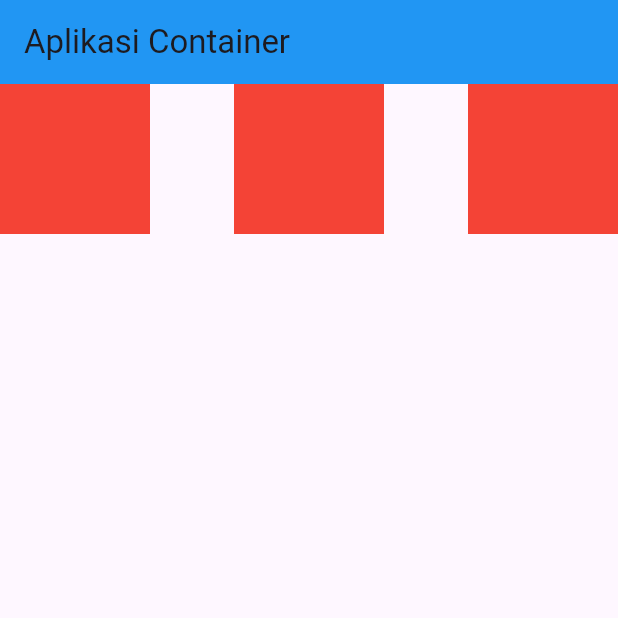
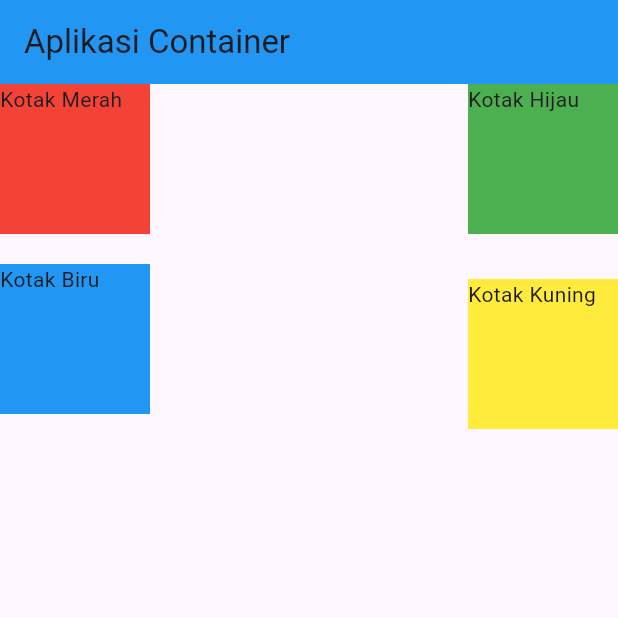
Before and after one commit to zumaku/flutter_journery, a Flutter app: the screen it shows after launch, on a phone screen of 412 x 824 dp, the top half of it. Run offline on Flutter 3.47's test engine with Material 3 defaults, Android fonts, the light colour scheme and no system bars.

Commit message:
Kasi bebas asistensi

```diff
--- a/lib/main.dart
+++ b/lib/main.dart
@@ -16,58 +16,47 @@ class MyApp extends StatelessWidget {
           backgroundColor: Colors.blue,
         ),
 
-        body: Row(
-          // Flex Box
+        body: Column(
+          children: <Widget>[
+            Row(
               mainAxisAlignment: MainAxisAlignment.spaceBetween,
-
               children: <Widget>[
                 Container(
                   width: 100,
                   height: 100,
                   color: Colors.red,
+                  margin: EdgeInsets.fromLTRB(0, 0, 0, 20),
+                  child: Text("Kotak Merah"),
                 ),
                 Container(
                   width: 100,
                   height: 100,
-              color: Colors.red,
+                  color: Colors.green,
+                  margin: EdgeInsets.fromLTRB(0, 0, 0, 20),
+                  child: Text("Kotak Hijau"),
+                ),
+              ],
+            ),
+            Row(
+              mainAxisAlignment: MainAxisAlignment.spaceBetween,
+              children: <Widget>[
+                Container(
+                  width: 100,
+                  height: 100,
+                  color: Colors.blue,
+                  margin: EdgeInsets.fromLTRB(0, 0, 0, 20),
+                  child: Text("Kotak Biru"),
                 ),
                 Container(
                   width: 100,
                   height: 100,
-              color: Colors.red,
+                  color: Colors.yellow,
+                  child: Text("Kotak Kuning"),
                 ),
               ],
             ),
-
-
-
-
-
-
-        // body: Container(
-        //   width: 200,
-        //   height: 100,
-        //   // padding: EdgeInsets.fromLTRB(10, 20, 30, 40),
-        //   padding: EdgeInsets.all(10),
-        //   // color: Colors.blue,
-
-        //   // Decoration
-        //   decoration: BoxDecoration(
-        //     color: Colors.yellow,
-        //     shape: BoxShape.circle,
-        //     border: Border.all(color: Colors.orange, width: 3)
-
-        //   ),
-
-
-        //   child: Text(
-        //     "Hallo",
-        //     style: TextStyle(
-        //       fontSize: 45,
-
-        //     ),
-        //   )
-        // ),
+          ],
+        ),
       ),
     );
   }
```
Lines whose indentation alone changed are shown as unchanged.
